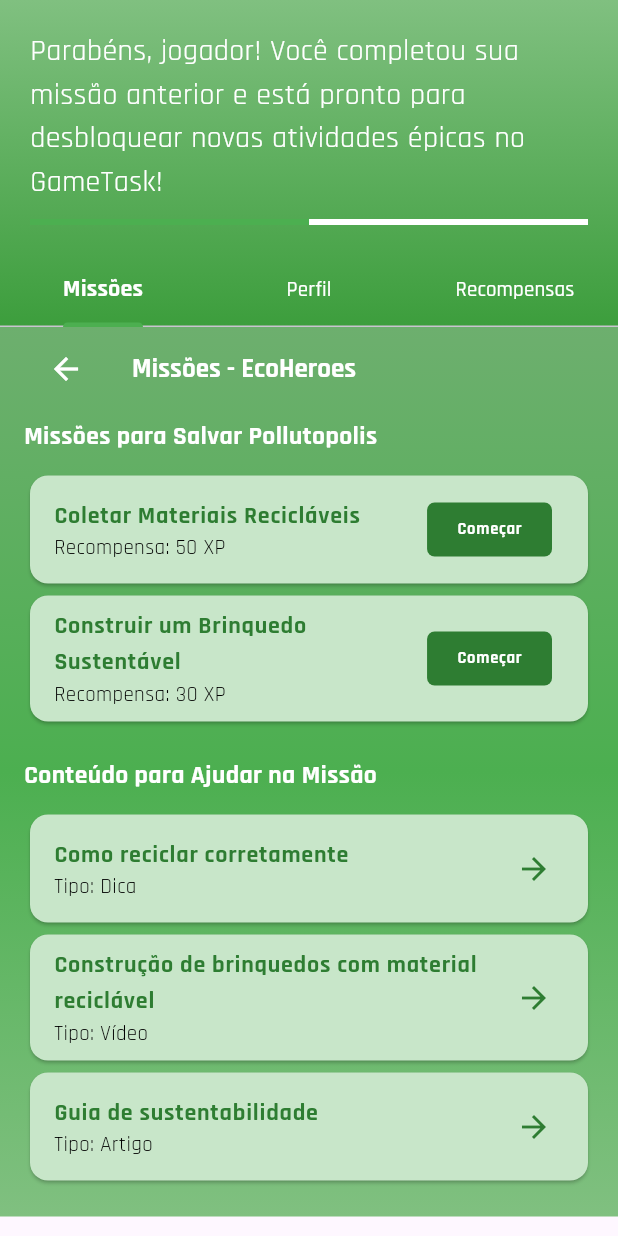
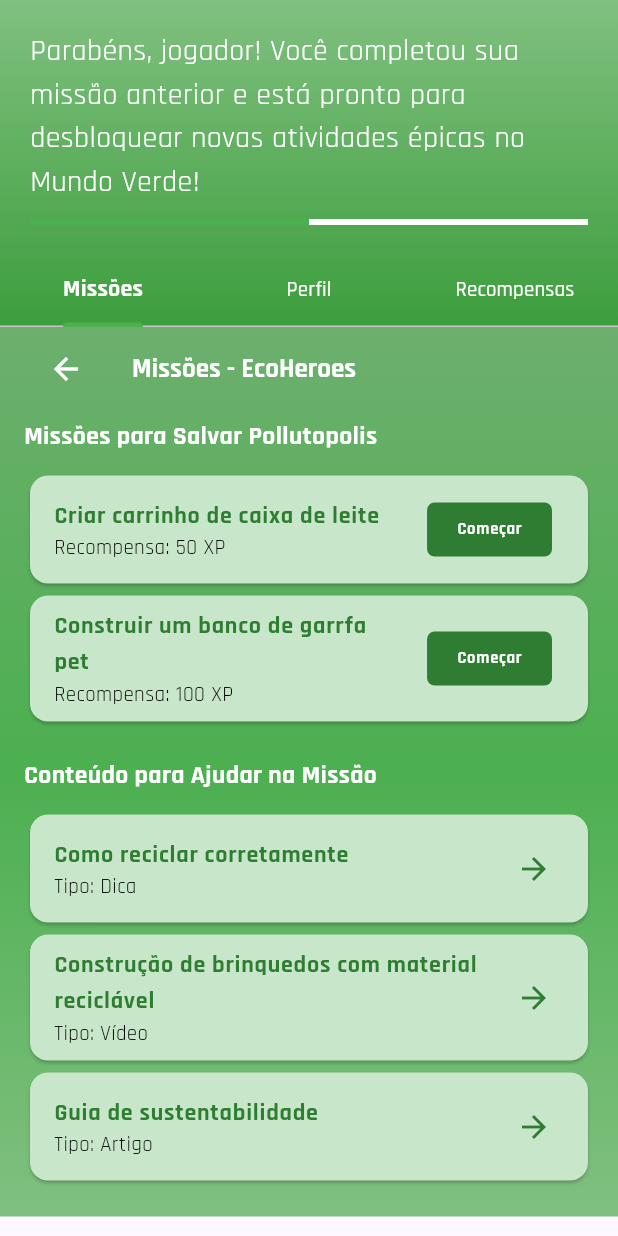
Before and after one commit to CostaMAyssa/mundo_verde_jogo, a Flutter app: the HomeScreen screen opened directly, on a phone screen of 412 x 824 dp. Run offline on Flutter 3.47's test engine with Material 3 defaults, Android fonts, the phone set to English and light mode, and no system bars; our stand-ins replace animated_text_kit, device_preview, google_fonts.

Commit message:
primeira versão

```diff
--- a/lib/screens/game/game_story_screen.dart
+++ b/lib/screens/game/game_story_screen.dart
@@ -9,10 +9,9 @@ class GameStoryScreen extends StatefulWidget {
 class _GameStoryScreenState extends State<GameStoryScreen> {
  final List<String> _storyTexts = [
   'Bem-vindo a Pollutopolis, uma cidade que já foi cheia de vida, mas agora está sendo destruída pela poluição causada por Smogus, o Lorde da Poluição.',
-  'O ar está pesado, as ruas estão tomadas por lixo e os habitantes perderam a esperança. Mas você, um EcoHerói, pode mudar isso!',
   'Sua missão é clara: colete materiais recicláveis no mundo real, derrote as Bolhas Tóxicas e combata Smogus para restaurar a vida e a esperança em Pollutopolis.',
   'Ao derrotar Smogus, você desbloqueará um incrível tutorial que ensina a usar os materiais recicláveis que você coletou para construir objetos incríveis no mundo real.',
-  'Esses objetos não só fazem a diferença no jogo, mas também mostram como cada ação pode impactar positivamente o planeta. O futuro de Pollutopolis – e do mundo – está em suas mãos, EcoHerói!',
+  'Esses objetos não só fazem a diferença no jogo, mas também mostram como cada ação pode impactar positivamente o planeta.',
 ];
 
 
--- a/lib/screens/menu/home_screen.dart
+++ b/lib/screens/menu/home_screen.dart
@@ -32,7 +32,7 @@ class HomeScreen extends StatelessWidget {
                     crossAxisAlignment: CrossAxisAlignment.start,
                     children: [
                       Text(
-  "Parabéns, jogador! Você completou sua missão anterior e está pronto para desbloquear novas atividades épicas no GameTask!",
+  "Parabéns, jogador! Você completou sua missão anterior e está pronto para desbloquear novas atividades épicas no Mundo Verde!",
   style: GoogleFonts.rajdhani(fontSize: 20, color: Colors.white),
 ),
 
--- a/lib/screens/menu/missions_screen.dart
+++ b/lib/screens/menu/missions_screen.dart
@@ -4,8 +4,8 @@ import 'package:google_fonts/google_fonts.dart';
 
 class MissionsScreen extends StatelessWidget {
   final List<Map<String, dynamic>> missions = [
-    {"name": "Coletar Materiais Recicláveis", "reward": "50 XP"},
-    {"name": "Construir um Brinquedo Sustentável", "reward": "30 XP"},
+    {"name": "Criar carrinho de caixa de leite", "reward": "50 XP"},
+    {"name": "Construir um banco de garrfa pet", "reward": "100 XP"},
   ];
 
   final List<Map<String, dynamic>> helpfulContent = [
```
